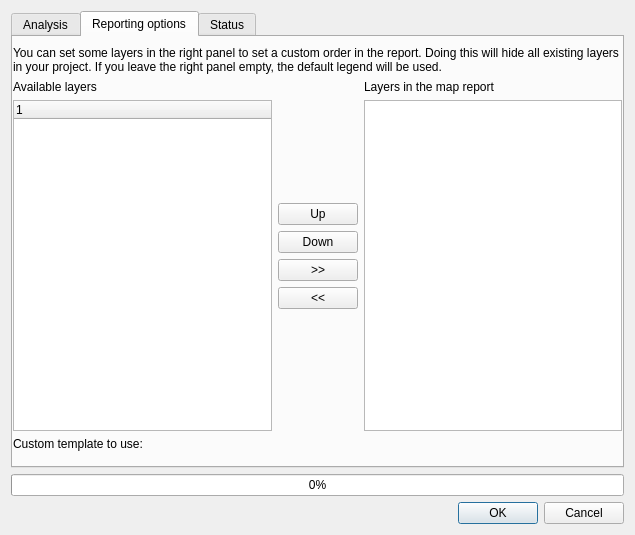
Before: the Qt Designer form safe/gui/ui/multi_exposure_dialog_base.ui in inasafe/inasafe, drawn with Qt 5.
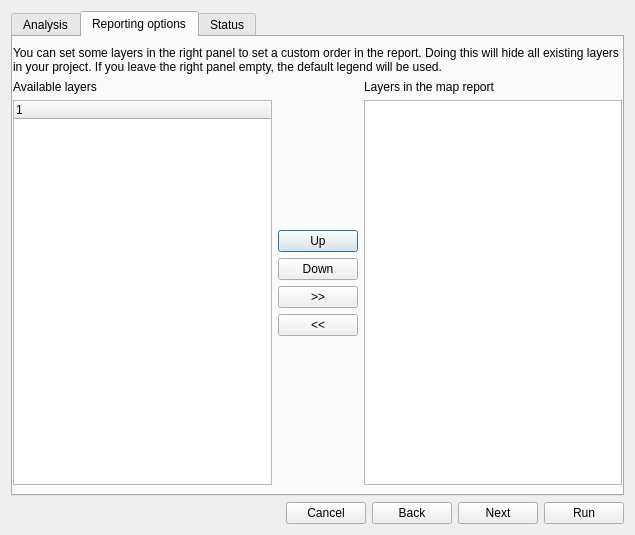
After: the same form once the commit is applied. The open tabs and pages were chosen to show the change. Custom widgets are drawn as their Qt base class.

Commit message: improvements to the UI in the multiexposure dialog

```diff
--- a/safe/gui/ui/multi_exposure_dialog_base.ui
+++ b/safe/gui/ui/multi_exposure_dialog_base.ui
@@ -17,7 +17,7 @@
    <item>
     <widget class="QTabWidget" name="tab_widget">
      <property name="currentIndex">
-      <number>1</number>
+      <number>0</number>
      </property>
      <widget class="QWidget" name="analysisTab">
       <attribute name="title">
@@ -33,7 +33,7 @@
        <item>
         <widget class="QLabel" name="label">
          <property name="text">
-          <string>This tool allows you to run a multi-exposure analysis. Select a hazard, two or more exposures and an aggregation layer. The impact function will aggregate the results of all the hazard / exposure combinations in one report. Use the reporting options tab to specify which layers should be included and visible in the report. You can also set the report layer order and set a template on the reporting options tab for producing a printed report. The status tab will show the progress of the analysis as it runs.</string>
+          <string>This tool allows you to run a multi-exposure analysis. Select a hazard, two or more exposures and an aggregation layer. The impact function will aggregate the results of all the hazard / exposure combinations in one report. Use the reporting options tab to specify which layers should be included and visible in the report. You can also set the report layer order on the reporting options tab for producing a printed report. The status tab will show the progress of the analysis as it runs.</string>
          </property>
          <property name="wordWrap">
           <bool>true</bool>
@@ -118,7 +118,17 @@
         </widget>
        </item>
        <item>
-        <layout class="QHBoxLayout" name="horizontalLayout">
+        <widget class="QFrame" name="reporting_options_layout">
+         <property name="frameShape">
+          <enum>QFrame::NoFrame</enum>
+         </property>
+         <property name="frameShadow">
+          <enum>QFrame::Raised</enum>
+         </property>
+         <layout class="QHBoxLayout" name="horizontalLayout_3">
+          <property name="margin">
+           <number>0</number>
+          </property>
          <item>
           <layout class="QVBoxLayout" name="verticalLayout_3">
            <item>
@@ -212,17 +222,8 @@
           </layout>
          </item>
         </layout>
-       </item>
-       <item>
-        <widget class="QLabel" name="label_7">
-         <property name="text">
-          <string>Custom template to use:</string>
-         </property>
         </widget>
        </item>
-       <item>
-        <widget class="QgsFileWidget" name="template_path" native="true"/>
-       </item>
       </layout>
      </widget>
      <widget class="QWidget" name="statusTab">
@@ -252,10 +253,6 @@
          </property>
         </widget>
        </item>
-      </layout>
-     </widget>
-    </widget>
-   </item>
    <item>
     <widget class="QProgressBar" name="progress_bar">
      <property name="value">
@@ -263,15 +260,54 @@
      </property>
     </widget>
    </item>
+      </layout>
+     </widget>
+    </widget>
+   </item>
    <item>
-    <widget class="QDialogButtonBox" name="button_box">
+    <layout class="QHBoxLayout" name="horizontalLayout_2">
+     <item>
+      <spacer name="horizontalSpacer">
      <property name="orientation">
       <enum>Qt::Horizontal</enum>
      </property>
-     <property name="standardButtons">
-      <set>QDialogButtonBox::Cancel|QDialogButtonBox::Ok</set>
-     </property>
-    </widget>
+       <property name="sizeHint" stdset="0">
+        <size>
+         <width>40</width>
+         <height>20</height>
+        </size>
+       </property>
+      </spacer>
+     </item>
+     <item>
+      <widget class="QPushButton" name="btn_cancel">
+       <property name="text">
+        <string>Cancel</string>
+       </property>
+      </widget>
+     </item>
+     <item>
+      <widget class="QPushButton" name="btn_back">
+       <property name="text">
+        <string>Back</string>
+       </property>
+      </widget>
+     </item>
+     <item>
+      <widget class="QPushButton" name="btn_next">
+       <property name="text">
+        <string>Next</string>
+       </property>
+      </widget>
+     </item>
+     <item>
+      <widget class="QPushButton" name="btn_run">
+       <property name="text">
+        <string>Run</string>
+       </property>
+      </widget>
+     </item>
+    </layout>
    </item>
   </layout>
  </widget>
@@ -282,12 +318,6 @@
    <header>safe.gui.widgets.message_viewer</header>
    <container>1</container>
   </customwidget>
-  <customwidget>
-   <class>QgsFileWidget</class>
-   <extends>QWidget</extends>
-   <header>qgis.gui</header>
-   <container>1</container>
-  </customwidget>
  </customwidgets>
  <resources/>
  <connections/>
```
Lines whose indentation alone changed are shown as unchanged. The commit also changes 2 other files.
